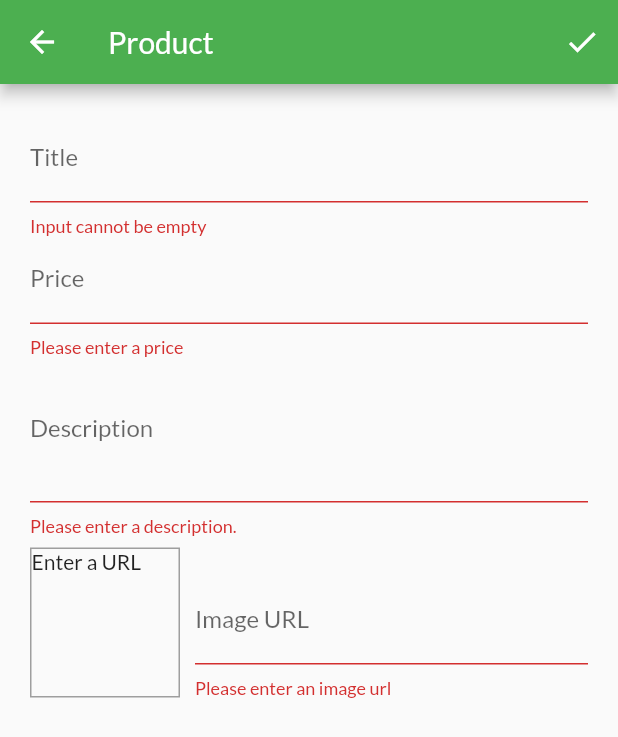
After one commit to basheathini/shop_app, a Flutter app: the EditAddProductScreen screen opened by its route, after a tap on the "done" icon, on a phone screen of 412 x 824 dp. The commit adds this screen. Shown: the top 737 px of the screen. Run offline on Flutter 3.47's test engine with Material 2 defaults, Android fonts, the phone set to English and light mode, and no system bars; network calls fail.

Commit message:
complete design

```diff
--- a/lib/main.dart
+++ b/lib/main.dart
@@ -7,6 +7,8 @@ import 'providers/cart.dart';
 import 'views/cart_screen.dart';
 import 'providers/orders.dart';
 import 'views/orders_screen.dart';
+import 'views/user_product_screen.dart';
+import 'views/edit_add_product_screen.dart';
 
 void main() => runApp(MyApp());
 
@@ -40,7 +42,9 @@ class MyApp extends StatelessWidget {
         routes: {
           ProductDetailScreen.routeName: (context) => ProductDetailScreen(),
           CartScreen.routeName: (context) => CartScreen(),
-          OrdersScreen.routeName: (context) => OrdersScreen()
+          OrdersScreen.routeName: (context) => OrdersScreen(),
+          UserProductScreen.routeName: (context) => UserProductScreen(),
+          EditAddProductScreen.routeName: (context) => EditAddProductScreen()
         },
       ),
     );
--- a/lib/providers/products.dart
+++ b/lib/providers/products.dart
@@ -51,12 +51,37 @@ class Products with ChangeNotifier{
     return [..._items];
   }
 
-  void addProduct(){
+  void addProduct(Product product){
+    final newProduct = Product(
+        title: product.title,
+        description: product.description,
+        price: product.price,
+        imageUrl: product.imageUrl,
+        id: DateTime.now().toString()
+    );
+    _items.add(newProduct);
+    //_items.insert(0, newProduct); //at the begin of the list
     notifyListeners();
   }
 
   Product findById(String id){
     return _items.firstWhere((product) => product.id == id);
+  }
+  void updateProduct(String id, Product newProduct){
+    final prodIndex = _items.indexWhere((prod) => prod.id == id);
+
+    if(prodIndex >= 0){
+      _items[prodIndex] = newProduct;
+      notifyListeners();
+    }else{
+      print('.....');
+
+    }
+  }
+
+  void deleteProduct(String id){
+    _items.removeWhere((prod) => prod.id == id);
+    notifyListeners();
   }
 //  void showFavoritesOnly(){
 //    _showFavoritesOnly = true;
--- /dev/null
+++ b/lib/views/edit_add_product_screen.dart
@@ -0,0 +1,296 @@
+import 'package:flutter/material.dart';
+import '../providers/product.dart';
+import '../providers/products.dart';
+import 'package:provider/provider.dart';
+class EditAddProductScreen extends StatefulWidget {
+  static const routeName = '/edit-Add-Product';
+  @override
+  _EditAddProductScreenState createState() => _EditAddProductScreenState();
+}
+
+class _EditAddProductScreenState extends State<EditAddProductScreen> {
+  final _priceFocusNode = FocusNode();
+  final _descriptionFocusNode = FocusNode();
+  final _imageUrlFocusNode = FocusNode();
+  final _productUrl = TextEditingController();
+  final _form = GlobalKey<FormState>();
+  var _editedProduct = Product(id: null,
+      title: null,
+      description: null,
+      price: 0,
+      imageUrl: null,
+      isFavorite: false
+  );
+
+  var _isInit = true;
+
+  var _initValues = {
+    'title': '',
+    'description':'',
+    'price':'',
+    'imageUrl':'',
+  };
+
+  @override
+  void dispose() {
+    _imageUrlFocusNode.removeListener(_updateImageUrl);
+    _priceFocusNode.dispose();
+    _descriptionFocusNode.dispose();
+    _productUrl.dispose();
+    _imageUrlFocusNode.dispose();
+    super.dispose();
+  }
+  //runs before everything
+  @override
+  void initState() {
+    // TODO: implement initState
+    _imageUrlFocusNode.addListener(_updateImageUrl);
+    super.initState();
+  }
+  //runs before builder is executed
+  @override
+  void didChangeDependencies() {
+    if(_isInit){
+      final productId = ModalRoute.of(context).settings.arguments as String;
+      if(productId != null){
+        final _editedProduct = Provider.of<Products>(context, listen: false).findById(productId);
+        _initValues = {
+          'title': _editedProduct.title,
+          'description': _editedProduct.description,
+          'price': _editedProduct.price.toString(),
+          //'imageUrl':_editedProduct.imageUrl,
+          'imageUrl': ''
+        };
+
+        _productUrl.text = _editedProduct.imageUrl;
+      }
+    }
+    // TODO: implement didChangeDependencies
+    super.didChangeDependencies();
+  }
+
+  void _updateImageUrl(){
+    if(!_imageUrlFocusNode.hasFocus){
+
+      if(_productUrl.text.isEmpty){
+        return;
+      }
+
+      if(!_productUrl.text.startsWith('http') || !_productUrl.text.startsWith('https')){
+        return;
+
+      }
+
+      if(!_productUrl.text.endsWith('.png') && !_productUrl.text.endsWith('.jpg') && !_productUrl.text.endsWith('.jpeg')){
+        return;
+      }
+
+      setState(() {
+
+      });
+    }
+  }
+
+  void _saveForm(){
+    final isValid = _form.currentState.validate();
+    if(!isValid){
+      return;
+    }
+    _form.currentState.save();
+    if(_editedProduct.id != null){
+      Provider.of<Products>(context, listen: false).updateProduct(_editedProduct.id, _editedProduct);
+
+    }else{
+      Provider.of<Products>(context, listen: false).addProduct(_editedProduct);
+    }
+
+    Navigator.of(context).pop();
+
+    print(_editedProduct.title);
+    print(_editedProduct.description);
+    print(_editedProduct.price);
+    print(_editedProduct.imageUrl);
+
+  }
+
+  @override
+  Widget build(BuildContext context) {
+    return Scaffold(
+      appBar: AppBar(
+        title: Text('Product'),
+        actions: <Widget>[
+          IconButton(
+            icon: Icon(Icons.done),
+            onPressed: _saveForm,
+          )
+        ],
+      ),
+      body: Padding(
+        padding: const EdgeInsets.all(20),
+        child: Form(
+          key: _form,
+          child: ListView(
+            children: <Widget>[
+              TextFormField(
+                initialValue: _initValues['title'],
+                decoration: InputDecoration(
+                    labelText: 'Title'),
+                textInputAction: TextInputAction.next,
+                onFieldSubmitted: (_) {
+                  FocusScope.of(context).requestFocus(_priceFocusNode);
+                },
+                validator: (value) {
+                  if(value.isEmpty){
+                    return 'Input cannot be empty';
+                  }
+                  return null;
+
+                },
+                onSaved: (value){
+                  _editedProduct = Product(
+                    title: value,
+                    price: _editedProduct.price,
+                    description: _editedProduct.description,
+                    imageUrl: _editedProduct.imageUrl,
+                    id: _editedProduct.id,
+                    isFavorite: _editedProduct.isFavorite
+                  );
+                },
+              ),
+              TextFormField(
+                initialValue: _initValues['price'],
+                decoration: InputDecoration(labelText: 'Price'),
+                validator: (value) {
+                  if(value.isEmpty){
+                    return 'Please enter a price';
+                  }
+                  if(double.tryParse(value) == null){
+                    return 'Please enter a valid number';
+                  }
+                  if(double.parse(value) <= 0){
+                    return 'Please enter a number greater than zero';
+                  }
+                  return null;
+                },
+                textInputAction: TextInputAction.next,
+                keyboardType: TextInputType.number,
+                focusNode: _priceFocusNode,
+                onFieldSubmitted: (_) {
+                  FocusScope.of(context).requestFocus(_descriptionFocusNode);
+
+                },
+                  onSaved: (value){
+                    _editedProduct = Product(
+                        title: _editedProduct.title,
+                        price: double.parse(value),
+                        description: _editedProduct.description,
+                        imageUrl: _editedProduct.imageUrl,
+                        id: _editedProduct.id,
+                        isFavorite: _editedProduct.isFavorite
+
+                    );
+                  }
+
+              ),
+              TextFormField(
+                  initialValue: _initValues['description'],
+                  decoration: InputDecoration(
+                      labelText: 'Description'
+                  ),
+//                textInputAction: TextInputAction.next,
+                  focusNode: _descriptionFocusNode,
+                  validator: (value) {
+                    if(value.isEmpty){
+                      return 'Please enter a description.';
+                    }
+
+                    if(value.length < 10){
+                      return 'Desciption should be less than 10';
+                    }
+
+                    return null;
+                  },
+                  maxLines: 3,
+                  keyboardType: TextInputType.multiline,
+                  onSaved: (value){
+                    _editedProduct = Product(
+                        title: _editedProduct.title,
+                        price: _editedProduct.price,
+                        description: value,
+                        imageUrl: _editedProduct.imageUrl,
+                        id: _editedProduct.id,
+                        isFavorite: _editedProduct.isFavorite
+
+                    );
+                  }
+              ),
+              Row(
+                crossAxisAlignment: CrossAxisAlignment.end,
+                children: <Widget>[
+                  Container(
+                    width: 100,
+                    height: 100,
+                    margin: EdgeInsets.only(top: 8, right: 10),
+                    decoration: BoxDecoration(
+                        border: Border.all(
+                          width: 1,
+                          color: Colors.grey
+
+                    )),
+                    child: _productUrl.text.isEmpty ? Text('Enter a URL') : FittedBox(
+                      child: Image.network(
+                        _productUrl.text,
+                        fit: BoxFit.cover,),
+                    ),
+                  ),
+                  Expanded(
+                    child: TextFormField(
+                      //initialValue: _initValues['imageUrl'],
+                      decoration: InputDecoration(labelText: 'Image URL'),
+                      keyboardType: TextInputType.url,
+                      textInputAction: TextInputAction.done,
+                      controller: _productUrl,
+                      validator: (value) {
+
+                        if(value.isEmpty){
+                          return 'Please enter an image url';
+                        }
+
+                        if(!value.startsWith('http') || !value.startsWith('https')){
+                          return 'Please enter a valid URL';
+
+                        }
+
+                        if(!value.endsWith('.png') && !value.endsWith('.jpg') && !value.endsWith('.jpeg')){
+                          return 'This is not a valid image';
+                        }
+                        return null;
+
+                      },
+                      focusNode: _imageUrlFocusNode,
+                      onFieldSubmitted: (_) {
+                        _saveForm();
+                      },
+                        onSaved: (value){
+                          _editedProduct = Product(
+                              title: _editedProduct.title,
+                              price: _editedProduct.price,
+                              description: _editedProduct.description,
+                              imageUrl: value,
+                              id: _editedProduct.id,
+                              isFavorite: _editedProduct.isFavorite
+                          );
+                        }
+                    ),
+                  )
+                ],
+              )
+
+
+            ],
+          ),
+        ),
+      )
+    );
+  }
+}
--- a/lib/views/product_detail_screen.dart
+++ b/lib/views/product_detail_screen.dart
@@ -41,14 +41,9 @@ class ProductDetailScreen extends StatelessWidget {
                 textAlign: TextAlign.center,
                 softWrap: true,),
             )
-
-
-
           ],
         ),
-
       )
     );
-
   }
 }
--- a/lib/views/user_products_screen.dart
+++ b/lib/views/user_products_screen.dart
@@ -1,5 +1,6 @@
 import 'package:flutter/material.dart';
 class UserProductsScreen extends StatelessWidget {
+  static const routeName = '/user-products';
   @override
   Widget build(BuildContext context) {
     return Scaffold(
--- a/pubspec.yaml
+++ b/pubspec.yaml
@@ -21,6 +21,7 @@ dependencies:
     sdk: flutter
   provider: ^3.1.0
   intl: ^0.16.0
+  http: ^0.12.0+2
 
   # The following adds the Cupertino Icons font to your application.
   # Use with the CupertinoIcons class for iOS style icons.
```
Also changed, not shown: lib/views/user_product_screen.dart (added, +43 -0 lines), lib/widgets/app_drawer.dart (+50 -3 lines), lib/widgets/cart_item.dart (+24 -0 lines), lib/widgets/user_product_item.dart (added, +45 -0 lines), pubspec.lock.
